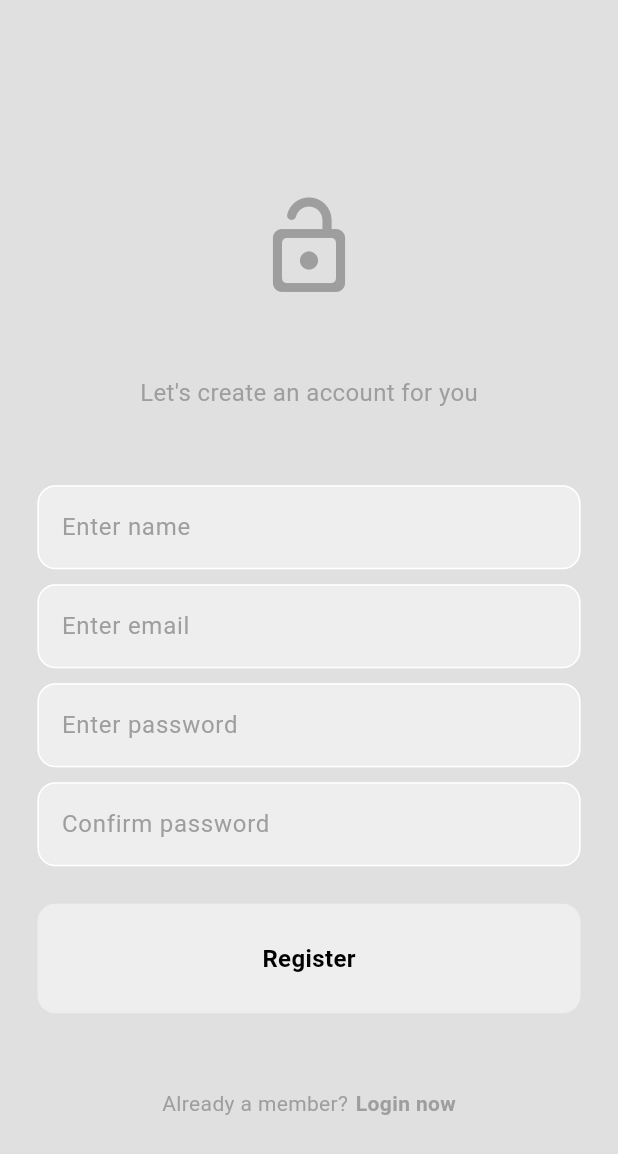
After one commit to SebastianBruce/twitter-clone, a Flutter app: the screen it shows after launch, after a tap on "Register now", on a phone screen of 412 x 824 dp. The commit adds this screen. Shown: the top 1154 px of the screen. Run offline on Flutter 3.47's test engine with Material 3 defaults, Android fonts, the phone set to English and light mode, and no system bars; our stand-ins replace firebase_auth, firebase_core; accounts and stored records are empty; network calls fail.

Commit message:
implemented auth logic for login and registering aswell as the UI for it

```diff
--- /dev/null
+++ b/lib/components/my_button.dart
@@ -0,0 +1,49 @@
+import 'package:flutter/material.dart';
+
+/*
+
+BUTTON
+
+A simple button.
+
+----------------------------------------------------------------------
+
+To use this widget, you need:
+
+— text
+— a function ( on tap )
+
+*/
+
+class MyButton extends StatelessWidget {
+  final String text;
+  final void Function()? onTap;
+
+  const MyButton({super.key, required this.text, required this.onTap});
+
+  // BUILD UI
+  @override
+  Widget build(BuildContext context) {
+    return GestureDetector(
+      onTap: onTap,
+      child: Container(
+        // padding inside
+        padding: const EdgeInsets.all(25),
+
+        decoration: BoxDecoration(
+          // color of button
+          color: Theme.of(context).colorScheme.secondary,
+
+          // curved corners
+          borderRadius: BorderRadius.circular(12),
+        ),
+        child: Center(
+          child: Text(
+            text,
+            style: const TextStyle(fontWeight: FontWeight.bold, fontSize: 16),
+          ),
+        ),
+      ),
+    );
+  }
+}
--- a/lib/components/my_drawer.dart
+++ b/lib/components/my_drawer.dart
@@ -1,5 +1,6 @@
 import 'package:flutter/material.dart';
 import 'package:twitter_clone/components/my_drawer_tile.dart';
+import 'package:twitter_clone/services/auth/auth_service.dart';
 import 'package:twitter_clone/pages/settings_page.dart';
 
 /*
@@ -20,7 +21,14 @@ Contains 5 menu options:
 */
 
 class MyDrawer extends StatelessWidget {
-  const MyDrawer({super.key});
+  MyDrawer({super.key});
+
+  // access auth service
+  final _auth = AuthService();
+
+  void logout() {
+    _auth.logout();
+  }
 
   // BUILD UI
   @override
@@ -77,7 +85,14 @@ class MyDrawer extends StatelessWidget {
                 },
               ),
 
+              const Spacer(),
+
               // logout list tile
+              MyDrawerTile(
+                title: "L O G O U T",
+                icon: Icons.logout,
+                onTap: logout,
+              ),
             ],
           ),
         ),
--- /dev/null
+++ b/lib/components/my_loading_circle.dart
@@ -0,0 +1,24 @@
+import 'package:flutter/material.dart';
+
+/*
+
+LOADING CIRCLE
+
+*/
+
+// show loading circle
+void showLoadingCircle(BuildContext context) {
+  showDialog(
+    context: context,
+    builder: (context) => const AlertDialog(
+      backgroundColor: Colors.transparent,
+      elevation: 0,
+      content: Center(child: CircularProgressIndicator()),
+    ),
+  );
+}
+
+// hide loading circle
+void hideLoadingCircle(BuildContext context) {
+  Navigator.pop(context);
+}
--- /dev/null
+++ b/lib/components/my_text_field.dart
@@ -0,0 +1,56 @@
+import 'package:flutter/material.dart';
+
+/*
+
+TEXT FIELD
+
+A box where the user can type into.
+
+-------------------------------------------------------------------------
+
+To use this widget, you need:
+
+— text controller ( to access what the user typed )
+— hint text ( e.g. "Enter Password" )
+— obscure text ( e.g. true —> hides pw )
+
+*/
+
+class MyTextField extends StatelessWidget {
+  final TextEditingController controller;
+  final String hintText;
+  final bool obscureText;
+
+  const MyTextField({
+    super.key,
+    required this.controller,
+    required this.hintText,
+    required this.obscureText,
+  });
+
+  // BUILD UI
+  @override
+  Widget build(BuildContext context) {
+    return TextField(
+      controller: controller,
+      obscureText: obscureText,
+      decoration: InputDecoration(
+        // unselected border
+        enabledBorder: OutlineInputBorder(
+          borderSide: BorderSide(color: Theme.of(context).colorScheme.tertiary),
+          borderRadius: BorderRadius.circular(12),
+        ),
+
+        // selected border
+        focusedBorder: OutlineInputBorder(
+          borderSide: BorderSide(color: Theme.of(context).colorScheme.primary),
+          borderRadius: BorderRadius.circular(12),
+        ),
+        fillColor: Theme.of(context).colorScheme.secondary,
+        filled: true,
+        hintText: hintText,
+        hintStyle: TextStyle(color: Theme.of(context).colorScheme.primary),
+      ),
+    );
+  }
+}
--- a/lib/main.dart
+++ b/lib/main.dart
@@ -1,9 +1,16 @@
+import 'package:firebase_core/firebase_core.dart';
 import 'package:flutter/material.dart';
 import 'package:provider/provider.dart';
-import 'package:twitter_clone/pages/home_page.dart';
+import 'package:twitter_clone/services/auth/auth_gate.dart';
+import 'package:twitter_clone/firebase_options.dart';
 import 'package:twitter_clone/themes/theme_provider.dart';
 
-void main() {
+void main() async {
+  // firebase setup
+  WidgetsFlutterBinding.ensureInitialized();
+  await Firebase.initializeApp(options: DefaultFirebaseOptions.currentPlatform);
+
+  // run app
   runApp(
     ChangeNotifierProvider(
       create: (context) => ThemeProvider(),
@@ -19,7 +26,7 @@ class MyApp extends StatelessWidget {
   Widget build(BuildContext context) {
     return MaterialApp(
       debugShowCheckedModeBanner: false,
-      home: HomePage(),
+      home: const AuthGate(),
       theme: Provider.of<ThemeProvider>(context).themeData,
     );
   }
--- a/lib/pages/home_page.dart
+++ b/lib/pages/home_page.dart
@@ -13,7 +13,7 @@ class _HomePageState extends State<HomePage> {
   Widget build(BuildContext context) {
     return Scaffold(
       backgroundColor: Theme.of(context).colorScheme.surface,
-      drawer: const MyDrawer(),
+      drawer: MyDrawer(),
       appBar: AppBar(
         title: const Text("H O M E"),
         centerTitle: true,
--- /dev/null
+++ b/lib/pages/login_page.dart
@@ -0,0 +1,173 @@
+import 'package:flutter/material.dart';
+import 'package:twitter_clone/components/my_button.dart';
+import 'package:twitter_clone/components/my_loading_circle.dart';
+import 'package:twitter_clone/components/my_text_field.dart';
+import 'package:twitter_clone/services/auth/auth_service.dart';
+
+/*
+
+LOGIN PAGE
+
+On this page, an existing user can log in with their:
+
+- email
+- password
+
+-------------------------------------------------------------------------------------------
+
+Once the user successfully logs in, they will be redirected to the home page.
+
+If the user doesn't have an account yet, they can go to the register page from here.
+
+*/
+
+class LoginPage extends StatefulWidget {
+  final void Function()? onTap;
+
+  const LoginPage({super.key, required this.onTap});
+
+  @override
+  State<LoginPage> createState() => _LoginPageState();
+}
+
+class _LoginPageState extends State<LoginPage> {
+  // access auth service
+  final _auth = AuthService();
+
+  // text controllers
+  final TextEditingController emailController = TextEditingController();
+  final TextEditingController pwController = TextEditingController();
+
+  void login() async {
+    // show loading circle
+    showLoadingCircle(context);
+
+    // attempt login
+    try {
+      // trying to login
+      await _auth.loginEmailPassword(emailController.text, pwController.text);
+
+      // finished loading
+      if (mounted) hideLoadingCircle(context);
+    }
+    // catch any errors
+    catch (e) {
+      // finished loading
+      if (mounted) hideLoadingCircle(context);
+
+      if (mounted) {
+        showDialog(
+          context: context,
+          builder: (context) => AlertDialog(title: Text(e.toString())),
+        );
+      }
+    }
+  }
+
+  // BUILD UI
+  @override
+  Widget build(BuildContext context) {
+    // SCAFFOLD
+    return Scaffold(
+      backgroundColor: Theme.of(context).colorScheme.surface,
+
+      // Body
+      body: SafeArea(
+        child: Center(
+          child: Padding(
+            padding: const EdgeInsets.symmetric(horizontal: 25.0),
+            child: Column(
+              mainAxisAlignment: MainAxisAlignment.center,
+              children: [
+                const SizedBox(height: 50),
+
+                // Logo
+                Icon(
+                  Icons.lock_open_rounded,
+                  size: 72,
+                  color: Theme.of(context).colorScheme.primary,
+                ),
+
+                const SizedBox(height: 50),
+
+                // Welcome back message
+                Text(
+                  "Welcome back, you've been missed!",
+                  style: TextStyle(
+                    color: Theme.of(context).colorScheme.primary,
+                    fontSize: 16,
+                  ),
+                ),
+
+                const SizedBox(height: 50),
+
+                // email textfield
+                MyTextField(
+                  controller: emailController,
+                  hintText: "Enter email",
+                  obscureText: false,
+                ),
+
+                const SizedBox(height: 10),
+
+                // password textfield
+                MyTextField(
+                  controller: pwController,
+                  hintText: "Enter password",
+                  obscureText: true,
+                ),
+
+                const SizedBox(height: 10),
+
+                // forgot password?
+                Align(
+                  alignment: Alignment.centerRight,
+                  child: Text(
+                    "Forgot Password?",
+                    style: TextStyle(
+                      color: Theme.of(context).colorScheme.primary,
+                      fontWeight: FontWeight.bold,
+                    ),
+                  ),
+                ),
+
+                const SizedBox(height: 25),
+
+                // sign in button
+                MyButton(text: "Login", onTap: login),
+
+                const SizedBox(height: 50),
+
+                // not a member? register now
+                Row(
+                  mainAxisAlignment: MainAxisAlignment.center,
+                  children: [
+                    Text(
+                      "Not a member?",
+                      style: TextStyle(
+                        color: Theme.of(context).colorScheme.primary,
+                      ),
+                    ),
+                    const SizedBox(width: 5),
+
+                    // user can tap this to go to register page
+                    GestureDetector(
+                      onTap: widget.onTap,
+                      child: Text(
+                        "Register now",
+                        style: TextStyle(
+                          color: Theme.of(context).colorScheme.primary,
+                          fontWeight: FontWeight.bold,
+                        ),
+                      ),
+                    ),
+                  ],
+                ),
+              ],
+            ),
+          ),
+        ),
+      ),
+    );
+  }
+}
--- /dev/null
+++ b/lib/pages/register_page.dart
@@ -0,0 +1,196 @@
+import 'package:flutter/material.dart';
+import 'package:twitter_clone/components/my_button.dart';
+import 'package:twitter_clone/components/my_loading_circle.dart';
+import 'package:twitter_clone/components/my_text_field.dart';
+import 'package:twitter_clone/services/auth/auth_service.dart';
+
+/*
+
+REGISTER PAGE
+
+On this page, a new user can fill out the form and create an account.
+The data we want from the user is:
+
+— name
+— email
+— password
+— confirm password
+
+-----------------------------------------------------------------------------------------------
+
+Once the user successfully creates an account —> they will be redirected to
+home page.
+
+Also, if user already has an account, they can go to login page from here.
+
+*/
+
+class RegisterPage extends StatefulWidget {
+  final void Function()? onTap;
+
+  const RegisterPage({super.key, required this.onTap});
+
+  @override
+  State<RegisterPage> createState() => _RegisterPageState();
+}
+
+class _RegisterPageState extends State<RegisterPage> {
+  // access auth service
+  final _auth = AuthService();
+
+  // text controllers
+  final TextEditingController nameController = TextEditingController();
+  final TextEditingController emailController = TextEditingController();
+  final TextEditingController pwController = TextEditingController();
+  final TextEditingController confirmPwController = TextEditingController();
+
+  // register button tapped
+  void register() async {
+    // passwords match -> create user
+    if (pwController.text == confirmPwController.text) {
+      // show loading circle
+      showLoadingCircle(context);
+
+      // attempt to register new user
+      try {
+        // trying to register
+        await _auth.registerEmailPassword(
+          emailController.text,
+          pwController.text,
+        );
+
+        // finished loading
+        if (mounted) hideLoadingCircle(context);
+      } catch (e) {
+        // finished loading
+        if (mounted) hideLoadingCircle(context);
+
+        if (mounted) {
+          showDialog(
+            context: context,
+            builder: (context) => AlertDialog(title: Text(e.toString())),
+          );
+        }
+      }
+    }
+    // passwords don't match -> show error
+    else {
+      showDialog(
+        context: context,
+        builder: (context) =>
+            const AlertDialog(title: Text("Passwords don't match!")),
+      );
+    }
+  }
+
+  // BUILD UI
+  @override
+  Widget build(BuildContext context) {
+    // SCAFFOLD
+    return Scaffold(
+      backgroundColor: Theme.of(context).colorScheme.surface,
+
+      // Body
+      body: SafeArea(
+        child: Center(
+          child: Padding(
+            padding: const EdgeInsets.symmetric(horizontal: 25.0),
+            child: Column(
+              mainAxisAlignment: MainAxisAlignment.center,
+              children: [
+                const SizedBox(height: 50),
+
+                // Logo
+                Icon(
+                  Icons.lock_open_rounded,
+                  size: 72,
+                  color: Theme.of(context).colorScheme.primary,
+                ),
+
+                const SizedBox(height: 50),
+
+                // create an account message
+                Text(
+                  "Let's create an account for you",
+                  style: TextStyle(
+                    color: Theme.of(context).colorScheme.primary,
+                    fontSize: 16,
+                  ),
+                ),
+
+                const SizedBox(height: 50),
+
+                // email textfield
+                MyTextField(
+                  controller: nameController,
+                  hintText: "Enter name",
+                  obscureText: false,
+                ),
+
+                const SizedBox(height: 10),
+
+                // email textfield
+                MyTextField(
+                  controller: emailController,
+                  hintText: "Enter email",
+                  obscureText: false,
+                ),
+
+                const SizedBox(height: 10),
+
+                // password textfield
+                MyTextField(
+                  controller: pwController,
+                  hintText: "Enter password",
+                  obscureText: true,
+                ),
+
+                const SizedBox(height: 10),
+
+                // password textfield
+                MyTextField(
+                  controller: confirmPwController,
+                  hintText: "Confirm password",
+                  obscureText: true,
+                ),
+
+                const SizedBox(height: 25),
+
+                // sign up button
+                MyButton(text: "Register", onTap: register),
+
+                const SizedBox(height: 50),
+
+                // already a member? login now
+                Row(
+                  mainAxisAlignment: MainAxisAlignment.center,
+                  children: [
+                    Text(
+                      "Already a member?",
+                      style: TextStyle(
+                        color: Theme.of(context).colorScheme.primary,
+                      ),
+                    ),
+                    const SizedBox(width: 5),
+
+                    // user can tap this to go to login page
+                    GestureDetector(
+                      onTap: widget.onTap,
+                      child: Text(
+                        "Login now",
+                        style: TextStyle(
+                          color: Theme.of(context).colorScheme.primary,
+                          fontWeight: FontWeight.bold,
+                        ),
+                      ),
+                    ),
+                  ],
+                ),
+              ],
+            ),
+          ),
+        ),
+      ),
+    );
+  }
+}
--- /dev/null
+++ b/lib/services/auth/auth_gate.dart
@@ -0,0 +1,41 @@
+/*
+
+AUTH GATE
+
+This is to check if the user is logged in or not.
+
+-----------------------------------------------------------------------
+
+if user is logged in     —> go to home page
+if user is NOT logged in —> go to login or register page
+
+*/
+
+import 'package:firebase_auth/firebase_auth.dart';
+import 'package:flutter/cupertino.dart';
+import 'package:flutter/material.dart';
+import 'package:twitter_clone/services/auth/login_or_register.dart';
+import 'package:twitter_clone/pages/home_page.dart';
+
+class AuthGate extends StatelessWidget {
+  const AuthGate({super.key});
+
+  @override
+  Widget build(BuildContext context) {
+    return Scaffold(
+      body: StreamBuilder(
+        stream: FirebaseAuth.instance.authStateChanges(),
+        builder: (context, snapshot) {
+          // user is logged in
+          if (snapshot.hasData) {
+            return const HomePage();
+          }
+          // user is NOT logged in
+          else {
+            return const LoginOrRegister();
+          }
+        },
+      ),
+    );
+  }
+}
--- /dev/null
+++ b/lib/services/auth/auth_service.dart
@@ -0,0 +1,64 @@
+/*
+
+AUTHENTICATION SERVICE
+
+This handles everything to do with authentication in firebase
+
+----------------------------------------------------------------------------------
+
+— Login
+— Register
+— Logout
+— Delete account
+
+*/
+
+import 'package:firebase_auth/firebase_auth.dart';
+
+class AuthService {
+  // get instance of the auth
+  final _auth = FirebaseAuth.instance;
+
+  // get current user & uid
+  User? getCurrentUser() => _auth.currentUser;
+  String getCurrentUid() => _auth.currentUser!.uid;
+
+  // login -> email & pw
+  Future<UserCredential> loginEmailPassword(String email, password) async {
+    // attempt login
+    try {
+      final userCredential = await _auth.signInWithEmailAndPassword(
+        email: email,
+        password: password,
+      );
+
+      return userCredential;
+    }
+    // catch any errors
+    on FirebaseAuthException catch (e) {
+      throw Exception(e.code);
+    }
+  }
+
+  // register -> email & pw
+  Future<UserCredential> registerEmailPassword(String email, password) async {
+    // attempt to register new user
+    try {
+      UserCredential userCredential = await _auth
+          .createUserWithEmailAndPassword(email: email, password: password);
+
+      return userCredential;
+    }
+    // catch any errors
+    on FirebaseAuthException catch (e) {
+      throw Exception(e.code);
+    }
+  }
+
+  // logout
+  Future<void> logout() async {
+    await _auth.signOut();
+  }
+
+  // delete account
+}
--- /dev/null
+++ b/lib/services/auth/login_or_register.dart
@@ -0,0 +1,40 @@
+import 'package:flutter/material.dart';
+import 'package:twitter_clone/pages/login_page.dart';
+import 'package:twitter_clone/pages/register_page.dart';
+
+/*
+
+LOGIN OR REGISTER PAGE
+
+This determines whether to show login page or register page.
+
+*/
+
+class LoginOrRegister extends StatefulWidget {
+  const LoginOrRegister({super.key});
+
+  @override
+  State<LoginOrRegister> createState() => _LoginOrRegisterState();
+}
+
+class _LoginOrRegisterState extends State<LoginOrRegister> {
+  // initially, show login page
+  bool showLoginPage = true;
+
+  // toggle between login & register page
+  void togglePages() {
+    setState(() {
+      showLoginPage = !showLoginPage;
+    });
+  }
+
+  // BUILD UI
+  @override
+  Widget build(BuildContext context) {
+    if (showLoginPage) {
+      return LoginPage(onTap: togglePages);
+    } else {
+      return RegisterPage(onTap: togglePages);
+    }
+  }
+}
--- a/pubspec.yaml
+++ b/pubspec.yaml
@@ -35,6 +35,8 @@ dependencies:
   # Use with the CupertinoIcons class for iOS style icons.
   cupertino_icons: ^1.0.8
   provider: ^6.1.5+1
+  firebase_core: ^4.2.1
+  firebase_auth: ^6.1.2
 
 dev_dependencies:
   flutter_test:
```
Also changed, not shown: firebase.json (added), lib/firebase_options.dart (added), pubspec.lock, 3 other files.
